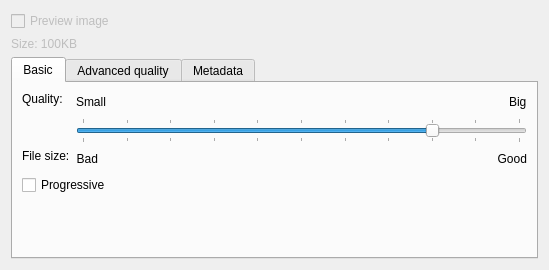
This is filters/krita/jpeg/kis_wdg_options_jpeg.ui in KDE/calligra as Qt 5 draws it before an edit. The edited form follows.
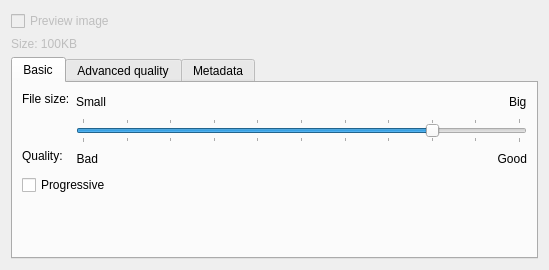
This is the edited form.

Commit message: file size is neither good or bad and quality is neither small or big...

Diff of the .ui file:
```diff
--- a/filters/krita/jpeg/kis_wdg_options_jpeg.ui
+++ b/filters/krita/jpeg/kis_wdg_options_jpeg.ui
@@ -45,7 +45,7 @@
          <item rowspan="2" row="0" column="0" >
           <widget class="QLabel" name="textLabel1" >
            <property name="text" >
-            <string>Quality:</string>
+            <string>File size:</string>
            </property>
            <property name="alignment" >
             <set>Qt::AlignTop</set>
@@ -127,7 +127,7 @@
          <item row="2" column="0" >
           <widget class="QLabel" name="textLabel1_2" >
            <property name="text" >
-            <string>File size:</string>
+            <string>Quality:</string>
            </property>
            <property name="alignment" >
             <set>Qt::AlignTop</set>
```
